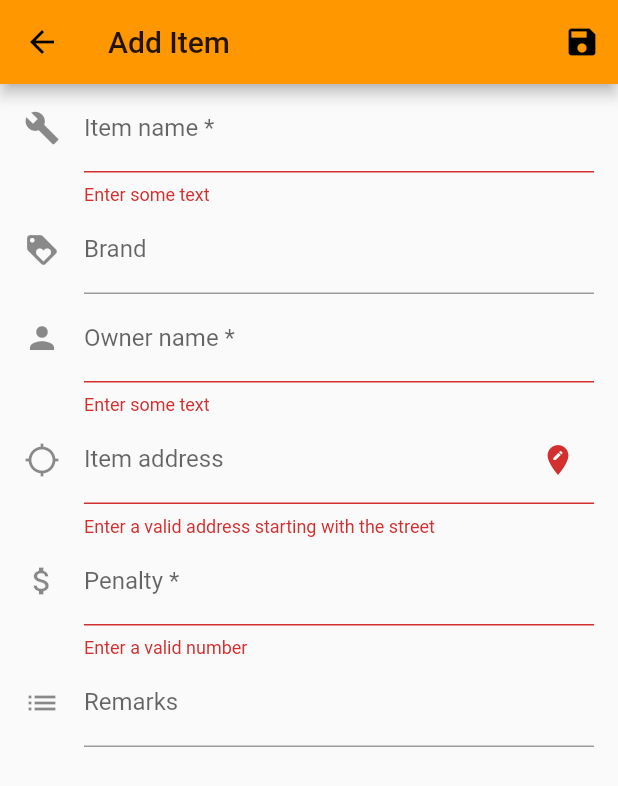
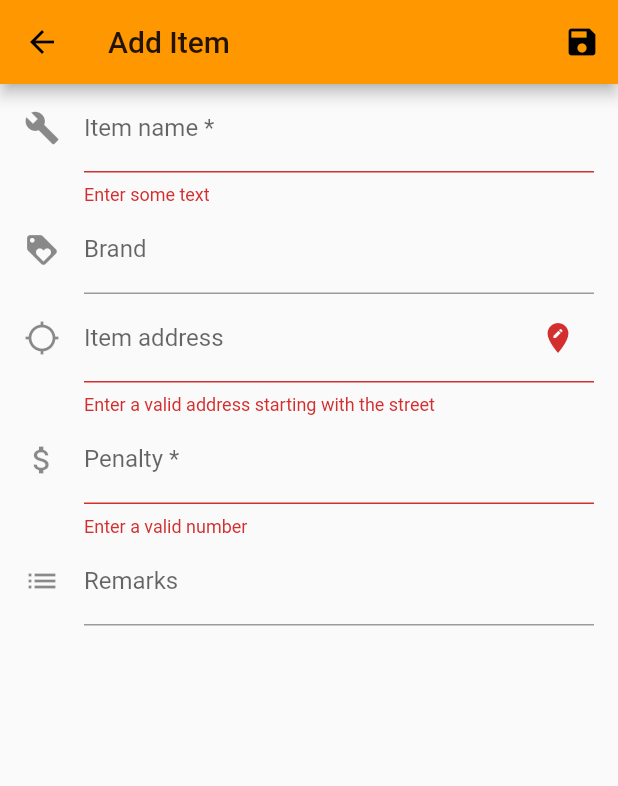
Before and after one commit to Sowdiyeah/kitley, a Flutter app: the AddItemPage screen opened directly, after a tap on the "save" icon, on a phone screen of 412 x 824 dp. Shown: the top 786 px of the screen. Run offline on Flutter 3.47's test engine with Material 2 defaults, Android fonts, the phone set to English and light mode, and no system bars; our stand-ins replace cloud_firestore, firebase_auth, geolocator, google_sign_in, shared_preferences; accounts and stored records are empty.

Commit message:
owner is now set to user id

```diff
--- a/lib/pages/add_item.dart
+++ b/lib/pages/add_item_page.dart
@@ -1,6 +1,7 @@
 import 'package:cloud_firestore/cloud_firestore.dart';
 import 'package:flutter/material.dart';
 import 'package:geolocator/geolocator.dart';
+import 'package:shared_preferences/shared_preferences.dart';
 
 import 'package:kitley/template/item.dart';
 
@@ -10,6 +11,7 @@ class AddItemPage extends StatefulWidget {
 }
 
 class _AddItemPageState extends State<AddItemPage> {
+  Future<SharedPreferences> _prefs = SharedPreferences.getInstance();
   final GlobalKey<FormState> _formKey = GlobalKey<FormState>();
   final Item _item = Item();
 
@@ -26,7 +28,7 @@ class _AddItemPageState extends State<AddItemPage> {
           builder: (BuildContext context) {
             return IconButton(
               icon: Icon(Icons.save),
-              onPressed: () {
+              onPressed: () async {
                 FormState formState = _formKey.currentState;
                 if (formState.validate()) {
                   Scaffold.of(context).showSnackBar(
@@ -34,6 +36,7 @@ class _AddItemPageState extends State<AddItemPage> {
                   );
 
                   formState.save();
+                  _item.owner = (await _prefs).getString('uid');
                   Firestore.instance
                       .collection('items')
                       .document()
@@ -55,7 +58,6 @@ class _AddItemPageState extends State<AddItemPage> {
         children: <Widget>[
           nameField(),
           brandField(),
-          ownerField(),
           LocationField(
             updateLocation: updateItem,
           ),
@@ -86,18 +88,6 @@ class _AddItemPageState extends State<AddItemPage> {
         labelText: 'Brand',
       ),
       onSaved: (String text) => _item.brand = text,
-    );
-  }
-
-  Widget ownerField() {
-    return TextFormField(
-      decoration: const InputDecoration(
-        icon: Icon(Icons.person),
-        hintText: 'Name for the item owner',
-        labelText: 'Owner name *',
-      ),
-      validator: (String text) => text.isEmpty ? 'Enter some text' : null,
-      onSaved: (String text) => _item.owner = text,
     );
   }
 
```
